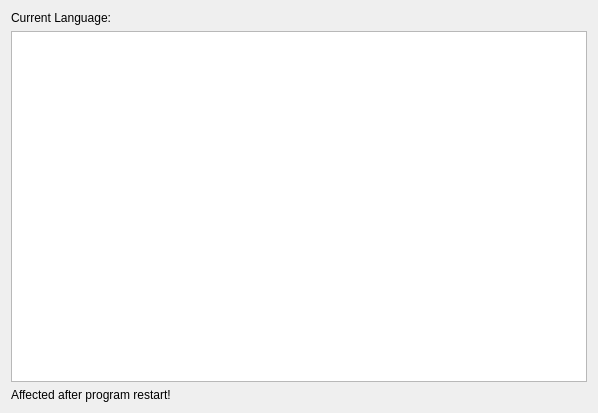
Before: the Qt Designer form Qitom/ui/widgetPropGeneralLanguage.ui in itom-project/itom, drawn with Qt 5.
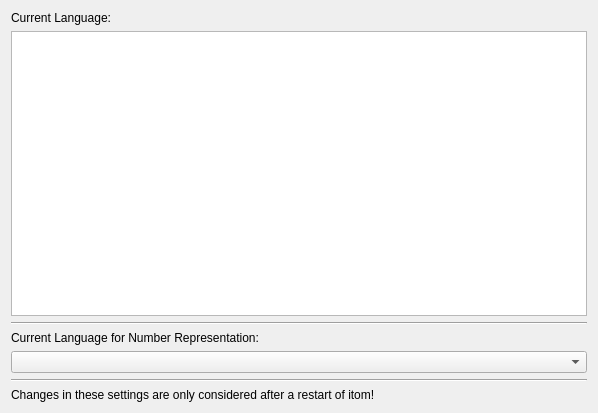
After: the same form once the commit is applied.

Commit message: new option added to set the language code for string number representations in user interfaces, plots etc. This is mainly for the decimal sign, group separator etc. in numbers. The default is to use the standard of your operating system, however you can change it to DE, EN and many other language codes. Fix in some widgets to support these QLocale settings

Diff of the .ui file:
```diff
--- a/Qitom/ui/widgetPropGeneralLanguage.ui
+++ b/Qitom/ui/widgetPropGeneralLanguage.ui
@@ -26,10 +26,38 @@
      <item>
       <widget class="QListWidget" name="listWidget"/>
      </item>
+     <item>
+      <widget class="Line" name="line">
+       <property name="orientation">
+        <enum>Qt::Horizontal</enum>
+       </property>
+      </widget>
+     </item>
+     <item>
+      <widget class="QLabel" name="lblCurrentLocale">
+       <property name="text">
+        <string>Current Language for Number Representation:</string>
+       </property>
+      </widget>
+     </item>
+     <item>
+      <widget class="QComboBox" name="comboLocale">
+       <property name="editable">
+        <bool>false</bool>
+       </property>
+      </widget>
+     </item>
+     <item>
+      <widget class="Line" name="line_2">
+       <property name="orientation">
+        <enum>Qt::Horizontal</enum>
+       </property>
+      </widget>
+     </item>
      <item>
       <widget class="QLabel" name="lblCurrentWarning">
        <property name="text">
-        <string>Affected after program restart!</string>
+        <string>Changes in these settings are only considered after a restart of itom!</string>
        </property>
       </widget>
      </item>
```
The commit also changes 12 other files.
